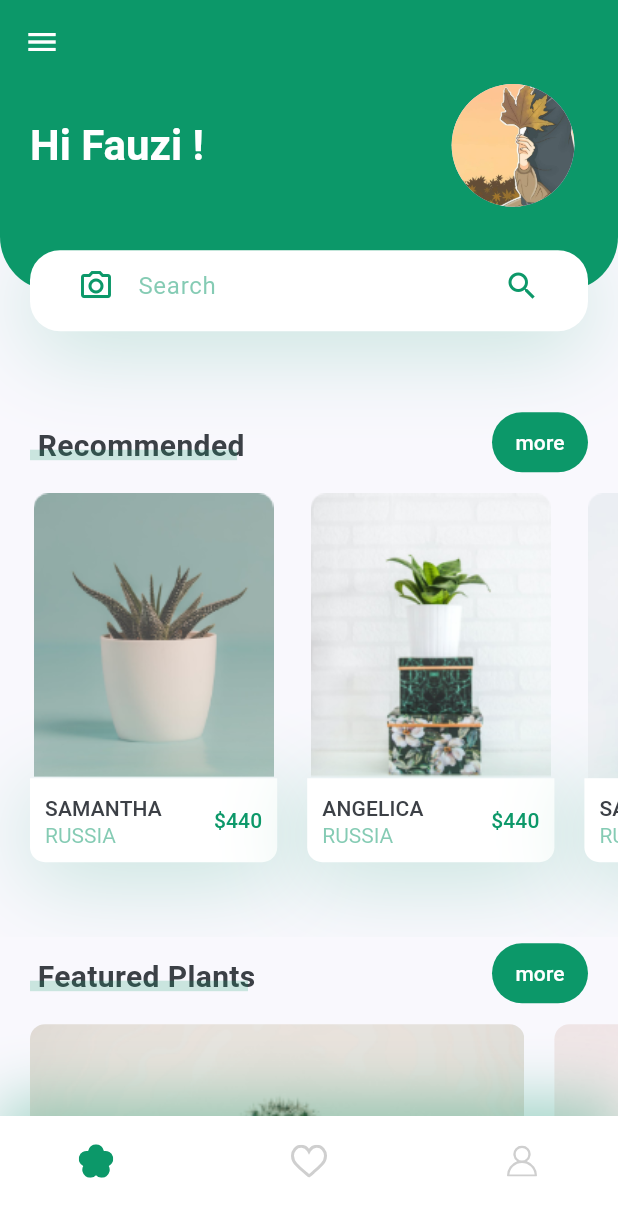
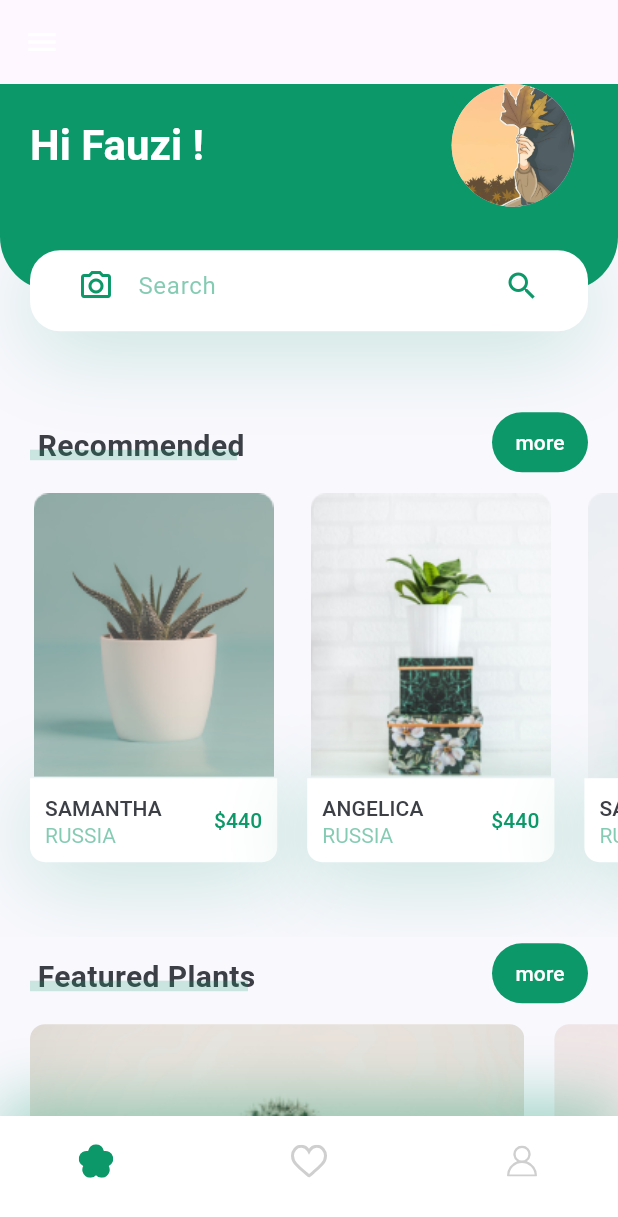
Before and after one commit to LYChubby/PlantApp_0009, a Flutter app: the screen it shows after launch, on a phone screen of 412 x 824 dp. Shown: the top 1217 px of the screen. Run offline on Flutter 3.47's test engine with Material 3 defaults, Android fonts, the phone set to English and light mode, and no system bars; our stand-ins replace flutter_svg.

Commit message:
Menghilangkan Background Appbar di main.dart

```diff
--- a/lib/main.dart
+++ b/lib/main.dart
@@ -16,9 +16,6 @@ class MyApp extends StatelessWidget {
       theme: ThemeData(
         scaffoldBackgroundColor: kBackgroundColor,
         primaryColor: kPrimaryColor,
-        appBarTheme: AppBarTheme(
-          backgroundColor: kPrimaryColor, // AppBar warna primer
-        ),
         textTheme: Theme.of(context).textTheme.apply(bodyColor: kTextColor),
         visualDensity: VisualDensity.adaptivePlatformDensity,
       ),
```
